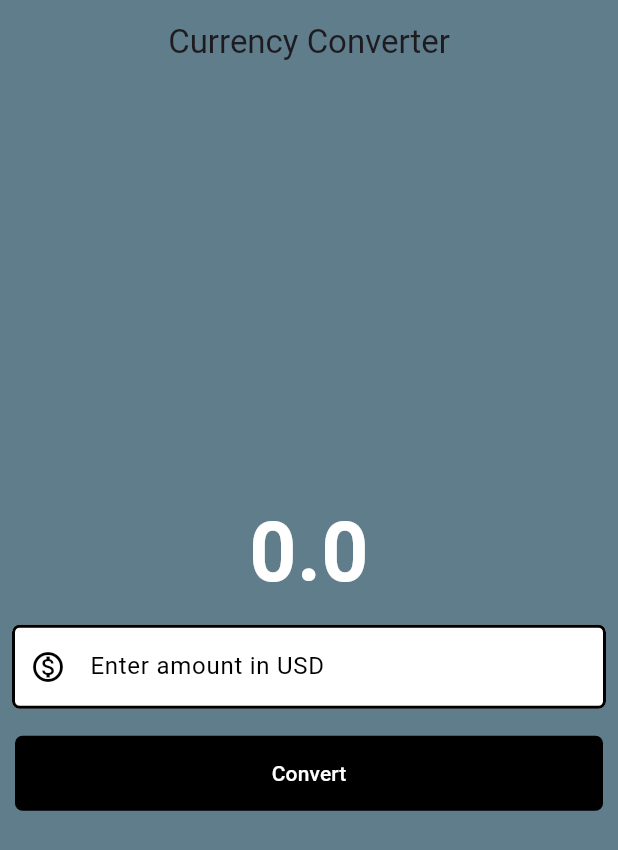
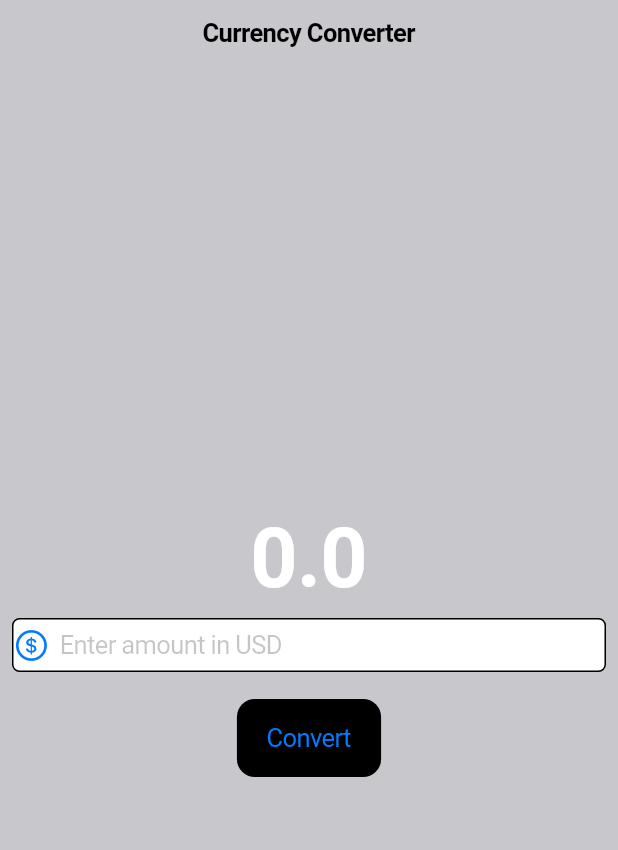
Before and after one commit to Afrasyabafzal/CurrencyConverter, a Flutter app: the screen it shows after launch, on a phone screen of 412 x 824 dp. Shown: the top 850 px of the screen. Run offline on Flutter 3.47's test engine with Material 3 defaults, Android fonts, the phone set to English and light mode, and no system bars.

Commit message:
added cupertino design page

```diff
--- a/lib/main.dart
+++ b/lib/main.dart
@@ -1,8 +1,10 @@
 import 'package:cardpay/pages/current_convert_material.dart';
+import 'package:flutter/cupertino.dart';
 import 'package:flutter/material.dart';
+import 'package:cardpay/pages/currency_convert_cupertino.dart';
 
 void main() {
-  runApp(const MyApp());
+  runApp(const MyCupertinoApp());
 }
 
 class MyApp extends StatelessWidget {
@@ -14,3 +16,13 @@ class MyApp extends StatelessWidget {
     );
   }
 }
+
+class MyCupertinoApp extends StatelessWidget {
+  const MyCupertinoApp({super.key});
+  @override
+  Widget build(BuildContext context) {
+    return const CupertinoApp(
+      home: CurrentConverterCupertinoPage(),
+    );
+  }
+}
--- /dev/null
+++ b/lib/pages/currency_convert_cupertino.dart
@@ -0,0 +1,75 @@
+import 'package:flutter/cupertino.dart';
+
+class CurrentConverterCupertinoPage extends StatefulWidget {
+  const CurrentConverterCupertinoPage({super.key});
+
+  @override
+  State<CurrentConverterCupertinoPage> createState() =>
+      _CurrentConverterCupertinoPageState();
+}
+
+class _CurrentConverterCupertinoPageState
+    extends State<CurrentConverterCupertinoPage> {
+  double result = 0;
+  final TextEditingController textcontroller = TextEditingController();
+  @override
+  void initState() {
+    super.initState();
+  }
+
+  @override
+  Widget build(BuildContext context) {
+    return CupertinoPageScaffold(
+      backgroundColor: CupertinoColors.systemGrey3,
+      navigationBar: const CupertinoNavigationBar(
+        middle: Text('Currency Converter'),
+        backgroundColor: CupertinoColors.systemGrey3,
+      ),
+      child: Center(
+        child: Column(
+          mainAxisAlignment: MainAxisAlignment.center,
+          children: [
+            Text(
+              result.toString(),
+              style: const TextStyle(
+                  fontSize: 55,
+                  fontWeight: FontWeight.bold,
+                  color: Color.fromARGB(255, 255, 255, 255)),
+            ),
+            Padding(
+              padding: const EdgeInsets.all(8.0),
+              child: CupertinoTextField(
+                controller: textcontroller,
+                style: const TextStyle(
+                  color: CupertinoColors.black,
+                ),
+                decoration: BoxDecoration(
+                  border: Border.all(),
+                  borderRadius: BorderRadius.circular(5),
+                  color: CupertinoColors.white,
+                ),
+                placeholder: 'Enter amount in USD',
+                prefix: const Icon(CupertinoIcons.money_dollar_circle),
+                keyboardType: const TextInputType.numberWithOptions(
+                  decimal: true,
+                ),
+              ),
+            ),
+            Padding(
+              padding: const EdgeInsets.all(10.0),
+              child: CupertinoButton(
+                onPressed: () {
+                  setState(() {
+                    result = double.parse(textcontroller.text) * 276;
+                  });
+                },
+                color: CupertinoColors.black,
+                child: const Text('Convert'),
+              ),
+            ),
+          ],
+        ),
+      ),
+    );
+  }
+}
```
